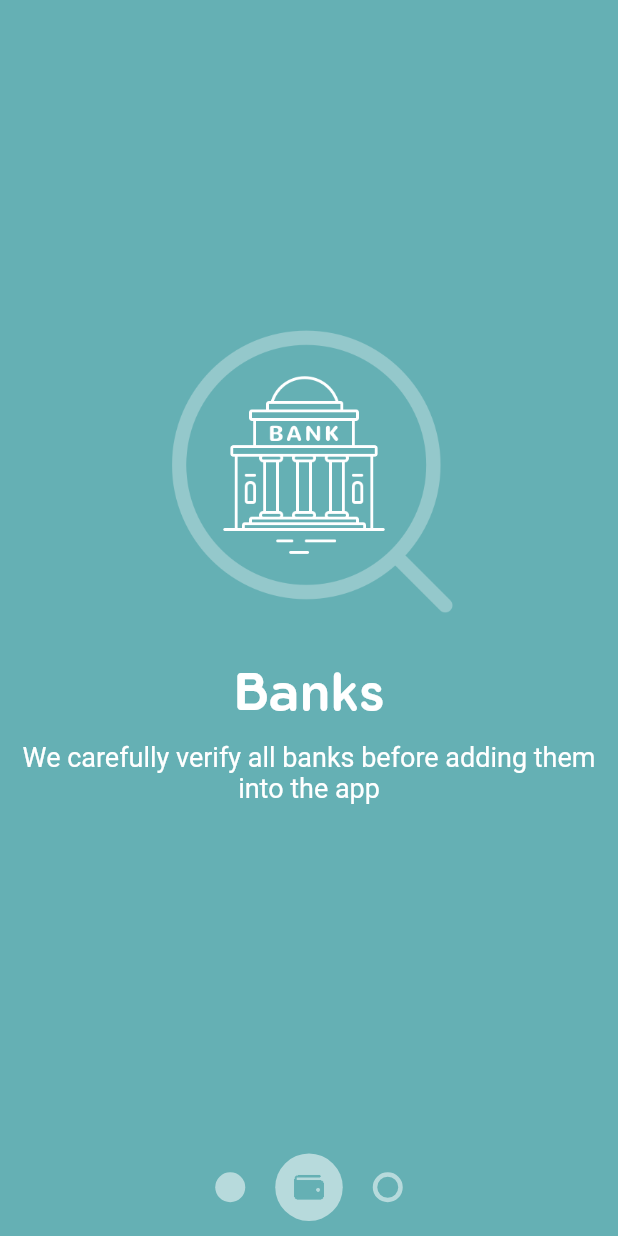
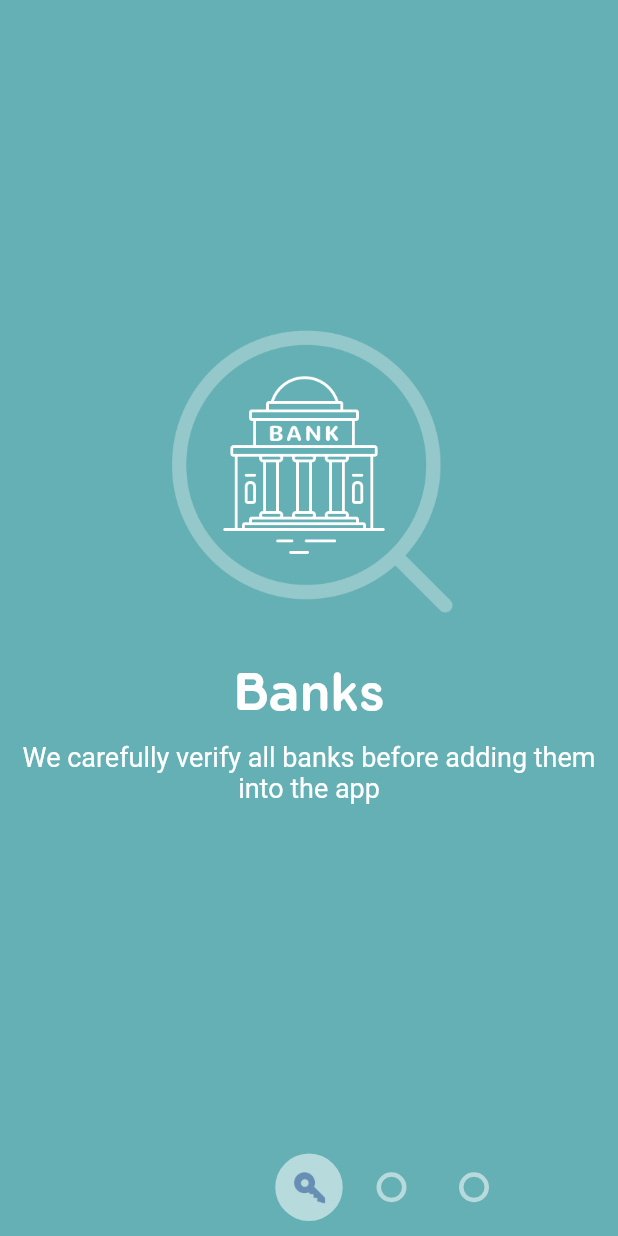
Before and after one commit to thekill8593/pagerevealflutter, a Flutter app: the screen it shows after launch, on a phone screen of 412 x 824 dp. Run offline on Flutter 3.47's test engine with Material 2 defaults, Android fonts, the phone set to English and light mode, and no system bars.

Commit message:
added pager functionality

```diff
--- a/lib/main.dart
+++ b/lib/main.dart
@@ -41,7 +41,7 @@ class _MyHomePageState extends State<MyHomePage> {
         ),
         PagerIndicator(
             viewModel: new PagerIndicatorViewModel(
-                pages, 1, SlideDirection.none, 0.0)),
+                pages, 1, SlideDirection.leftToRight, 1.0)),
       ],
     ));
   }
--- a/lib/pager_indicator.dart
+++ b/lib/pager_indicator.dart
@@ -14,33 +14,50 @@ class PagerIndicator extends StatelessWidget {
 
     for (var i = 0; i < viewModel.pages.length; ++i) {
       final page = viewModel.pages[i];
+
+      var percentActive;
+
+      if (i == viewModel.activeIndex) {
+        percentActive = 1.0 - viewModel.slidePercent;
+      } else if (i == viewModel.activeIndex - 1 &&
+          viewModel.slideDirection == SlideDirection.leftToRight) {
+        percentActive = viewModel.slidePercent;
+      } else if (i == viewModel.activeIndex + 1 &&
+          viewModel.slideDirection == SlideDirection.rightToLeft) {
+        percentActive = viewModel.slidePercent;
+      } else {
+        percentActive = 0.0;
+      }
+
+      bool isHollow = i > viewModel.activeIndex ||
+          (i == viewModel.activeIndex &&
+              viewModel.slideDirection == SlideDirection.leftToRight);
+
       bubbles.add(
         PageBubble(
             viewModel: PageBubbleViewModel(
-                page.iconAssetPath,
-                page.color,
-                i > viewModel.activeIndex,
-                i == viewModel.activeIndex ? 1.0 : 0.0)),
+                page.iconAssetPath, page.color, isHollow, percentActive)),
       );
+    }
+
+    final BUBBLE_WIDTH = 55.0;
+    final baseTranslation =
+        ((viewModel.pages.length * BUBBLE_WIDTH) / 2) - (BUBBLE_WIDTH / 2);
+    var translation = baseTranslation - (viewModel.activeIndex * BUBBLE_WIDTH);
+
+    if (viewModel.slideDirection == SlideDirection.leftToRight) {
+      translation += BUBBLE_WIDTH * viewModel.slidePercent;
+    } else if (viewModel.slideDirection == SlideDirection.rightToLeft) {
+      translation -= BUBBLE_WIDTH * viewModel.slidePercent;
     }
 
     return Column(
       children: <Widget>[
         Expanded(child: Container()),
-        Row(
-            mainAxisAlignment: MainAxisAlignment.center,
-            /*children: <Widget>[
-            PageBubble(
-                viewModel: PageBubbleViewModel(
-                    "assets/shopping_cart.png", Colors.green, false, 0.0)),
-            PageBubble(
-                viewModel: PageBubbleViewModel(
-                    "assets/shopping_cart.png", Colors.green, false, 1.0)),
-            PageBubble(
-                viewModel: PageBubbleViewModel(
-                    "assets/shopping_cart.png", Colors.green, true, 0)),
-          ],*/
-            children: bubbles)
+        Transform(
+            transform: Matrix4.translationValues(translation, 0.0, 0.0),
+            child: Row(
+                mainAxisAlignment: MainAxisAlignment.center, children: bubbles))
       ],
     );
   }
@@ -53,25 +70,30 @@ class PageBubble extends StatelessWidget {
 
   @override
   Widget build(BuildContext context) {
-    return Padding(
-      padding: EdgeInsets.all(10.0),
+    return Container(
+      width: 55.0,
+      height: 65.0,
+      child: Center(
         child: Container(
           width: lerpDouble(20.0, 45.0, viewModel.activePercent),
           height: lerpDouble(20.0, 45.0, viewModel.activePercent),
           decoration: BoxDecoration(
               shape: BoxShape.circle,
               color: viewModel.isHollow
-                ? Colors.transparent
+                  ? const Color(0x88FFFFFF)
+                      .withAlpha((0x88 * viewModel.activePercent).round())
                   : const Color(0x88FFFFFF),
               border: Border.all(
                   color: viewModel.isHollow
-                    ? const Color(0x88FFFFFF)
+                      ? const Color(0x88FFFFFF).withAlpha(
+                          (0x88 * (1.0 - viewModel.activePercent)).round())
                       : Colors.transparent,
                   width: 3.0)),
           child: Opacity(
               opacity: viewModel.activePercent,
               child:
                   Image.asset(viewModel.iconAssetPath, color: viewModel.color)),
+        ),
       ),
     );
   }
```
Lines whose indentation alone changed are shown as unchanged.
